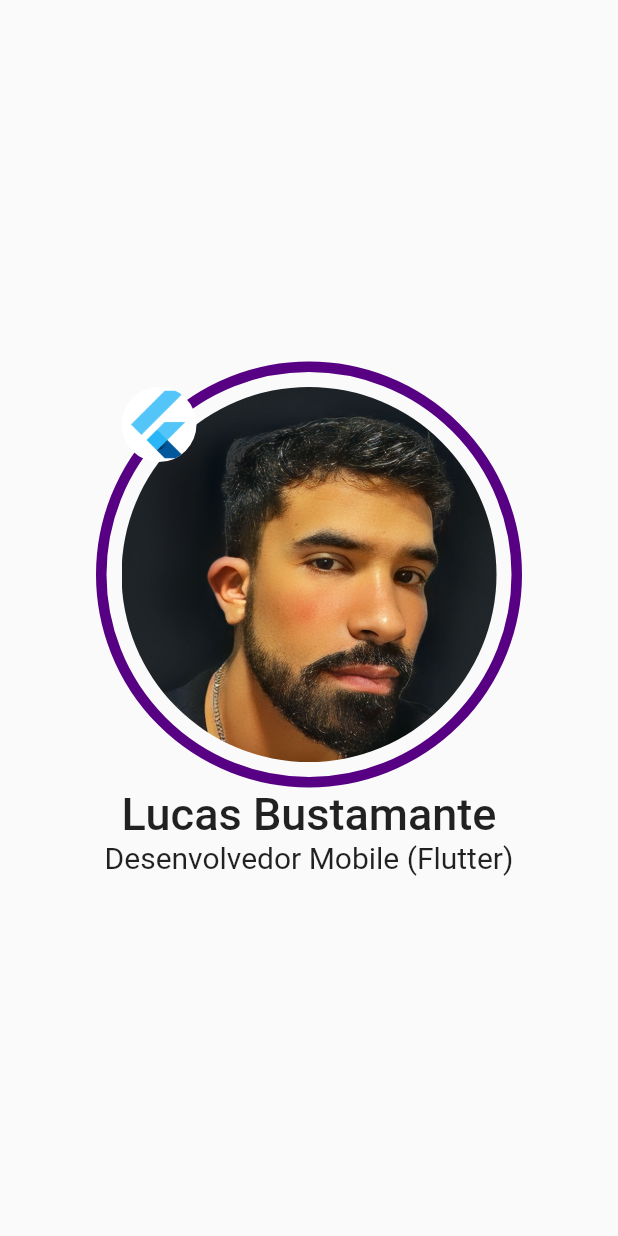
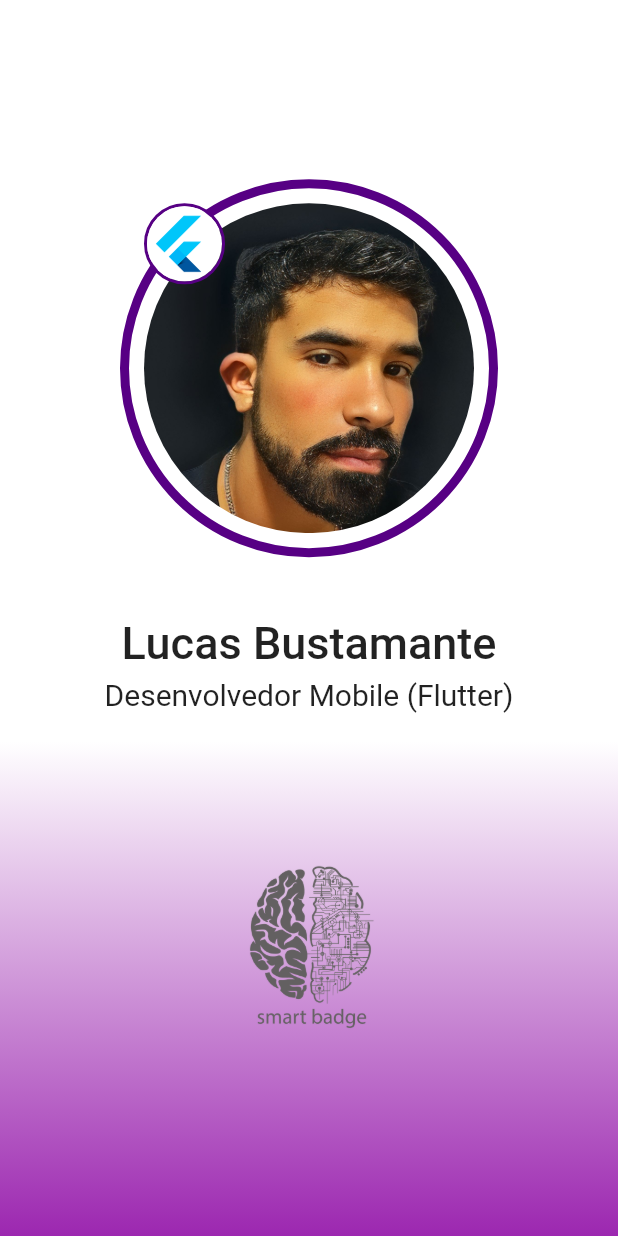
Before and after one commit to lucasbustamante/smart_badge, a Flutter app: the screen it shows after launch, on a phone screen of 412 x 824 dp. Run offline on Flutter 3.47's test engine with Material 2 defaults, Android fonts, the phone set to English and light mode, and no system bars; our stand-ins replace page_transition.

Commit message:
atualização 20.12.22

```diff
--- a/lib/home_page.dart
+++ b/lib/home_page.dart
@@ -1,6 +1,10 @@
 import 'package:flutter/material.dart';
 import 'package:flutter/services.dart';
 import 'package:smart_badge/colors.dart';
+import 'package:page_transition/page_transition.dart';
+import 'package:smart_badge/secondary_page.dart';
+
+import 'flutter_page.dart';
 
 class HomePage extends StatefulWidget {
   const HomePage({Key? key}) : super(key: key);
@@ -11,6 +15,8 @@ class HomePage extends StatefulWidget {
 
 class _HomePageState extends State<HomePage> {
 
+
+//deixar o app em fullscreen
   @override
   void dispose() {
     SystemChrome.setEnabledSystemUIMode(
@@ -18,7 +24,6 @@ class _HomePageState extends State<HomePage> {
         overlays: SystemUiOverlay.values);
     super.dispose();
   }
-
   @override
   initState() {
     SystemChrome.setEnabledSystemUIMode(
@@ -28,21 +33,41 @@ class _HomePageState extends State<HomePage> {
 
   @override
   Widget build(BuildContext context) {
-    return Scaffold(
-      body: Center(
+    return GestureDetector(
+     onDoubleTap: () => Navigator.push(context,
+         PageTransition(
+             child: SecondaryPage(),
+             type: PageTransitionType.bottomToTop)),
+      child: Scaffold(
+
+        body: Container(
+          decoration: BoxDecoration(
+            gradient: LinearGradient(
+
+                begin: Alignment.topCenter,
+                end: Alignment.bottomCenter,
+                colors: [Colors.white, Colors.purple, ],
+                stops: [
+                  0.6 , 10
+                ]
+            )
+          ),
+          child: Center(
             child: Column(mainAxisAlignment: MainAxisAlignment.center,
               children: [
                 Container(
                   padding: EdgeInsets.all(10),
                   decoration: BoxDecoration(
                       shape: BoxShape.circle,
-                border: Border.all(width: 7,
+                      border: Border.all(width: 6,
                           color: kPrimaryColor)
                   ),
                   child: Stack(
-                children: [ Container(
-                  height: 250,
-                  width: 250,
+                      children: [
+                        //Foto de perfil
+                        Container(
+                          height: 220,
+                          width: 220,
                           decoration: BoxDecoration(
                               shape: BoxShape.circle,
                               image: DecorationImage(
@@ -52,7 +77,20 @@ class _HomePageState extends State<HomePage> {
                         ),
                         Column(
                           children: [
-                      Container(
+
+                            //Circular de tecnologia principal
+                            GestureDetector(
+                              onTap: () => Navigator.push(context,
+                                  PageTransition(
+                                      child: FlutterPage(),
+                                      type: PageTransitionType.bottomToTop)),
+                              child: Container(
+                                decoration: BoxDecoration(
+                                    shape: BoxShape.circle,
+                                    border: Border.all(width: 2,
+                                        color: kPrimaryColor)
+                                ),
+                                child: Container(
                                   height: 50,
                                   width: 50,
                                   decoration: BoxDecoration(
@@ -63,20 +101,35 @@ class _HomePageState extends State<HomePage> {
                                       )
                                   ),
                                 ),
+                              ),
+                            ),
                           ],
                         ),
                       ]
                   ),
                 ),
+                SizedBox(
+                  height: 40,
+                ),
+                //Text de Nome
                 Text('Lucas Bustamante', style: TextStyle(
                     fontWeight: FontWeight.w500,
                     fontSize: 30
                 ),),
+                SizedBox(
+                  height: 5,
+                ),
+                //Text de função
                 Text('Desenvolvedor Mobile (Flutter)', style: TextStyle(
                     fontSize: 20
-            ),)
+                ),),
+                SizedBox(height: 80),
+                Image.asset("images/2.png",
+                  height: 150,)
               ],
             ),
+          ),
+        )
       ),
     );
   }
--- a/lib/main.dart
+++ b/lib/main.dart
@@ -1,8 +1,13 @@
 import 'package:flutter/material.dart';
+import 'package:flutter/services.dart';
 
 import 'home_page.dart';
 
 void main(){
+  //não rotacionar
+  WidgetsFlutterBinding.ensureInitialized();
+  SystemChrome.setPreferredOrientations(
+      [DeviceOrientation.portraitUp]);
   runApp(MaterialApp(
     debugShowCheckedModeBanner: false,
     home: HomePage(),
--- a/pubspec.yaml
+++ b/pubspec.yaml
@@ -36,6 +36,7 @@ dependencies:
   # The following adds the Cupertino Icons font to your application.
   # Use with the CupertinoIcons class for iOS style icons.
   cupertino_icons: ^1.0.2
+  page_transition: ^2.0.9
 
 dev_dependencies:
   flutter_test:
```
Also changed, not shown: lib/flutter_page.dart (added, +17 -0 lines), lib/secondary_page.dart (added, +17 -0 lines), images/2.png (added), images/flutter.png, pubspec.lock. Lines whose indentation alone changed are shown as unchanged.
